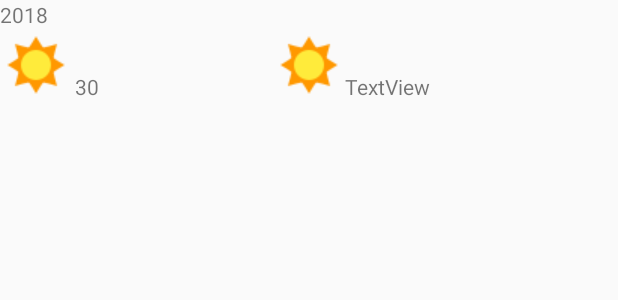
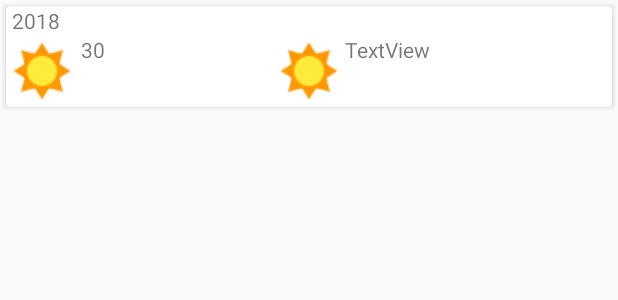
Before and after one commit to kylin0925/weahter, an Android app: the layout weekly_item.xml on its own in the app's theme, with its tools: preview values and no code run, on a phone screen of 412 x 824 dp. Shown: the top 300 px of the screen. Run offline under Robolectric (Android 15) with nearby library versions, the phone set to English and light mode, and no system bars.

Commit message:
change to use RecyclerView to weekly data.

```diff
--- a/app/src/main/java/ap/ky/weather/PageViewWeekly.java
+++ b/app/src/main/java/ap/ky/weather/PageViewWeekly.java
@@ -1,6 +1,8 @@
 package ap.ky.weather;
 
 import android.content.Context;
+import android.support.v7.widget.LinearLayoutManager;
+import android.support.v7.widget.RecyclerView;
 import android.view.LayoutInflater;
 import android.view.View;
 import android.widget.ImageView;
@@ -21,8 +23,9 @@ public class PageViewWeekly extends RelativeLayout {
 
 
         WeeklyListAdapter weeklyListAdapter = new WeeklyListAdapter(context,location.weatherElement);
-        ListView listView = (ListView)view.findViewById(R.id.listView);
+        RecyclerView listView = (RecyclerView)view.findViewById(R.id.listView);
         listView.setAdapter(weeklyListAdapter);
+        listView.setLayoutManager(new LinearLayoutManager(context));
         addView(view);
     }
 }
--- a/app/src/main/res/layout/pageview_layout.xml
+++ b/app/src/main/res/layout/pageview_layout.xml
@@ -4,7 +4,7 @@
     xmlns:app="http://schemas.android.com/apk/res-auto"
     xmlns:tools="http://schemas.android.com/tools"
     android:layout_width="match_parent"
-    android:layout_height="match_parent">
+    android:layout_height="wrap_content">
     <TextView
     android:id="@+id/txtLocation"
     android:layout_width="match_parent"
@@ -14,7 +14,7 @@
     tools:layout_editor_absoluteX="65dp"
     tools:layout_editor_absoluteY="30dp" />
 
-    <ListView
+    <android.support.v7.widget.RecyclerView
         android:id="@+id/listView"
         android:layout_below="@+id/txtLocation"
         android:layout_width="match_parent"
--- a/app/src/main/res/layout/weekly_item.xml
+++ b/app/src/main/res/layout/weekly_item.xml
@@ -1,11 +1,19 @@
 <?xml version="1.0" encoding="utf-8"?>
+<android.support.v7.widget.CardView
+    xmlns:android="http://schemas.android.com/apk/res/android"
+    android:layout_height="wrap_content"
+    android:layout_width="match_parent"
+    android:layout_margin="4dp">
+
 <RelativeLayout
     xmlns:android="http://schemas.android.com/apk/res/android" android:layout_width="match_parent"
-    android:layout_height="match_parent">
+    android:layout_height="wrap_content">
+
     <TextView
         android:id="@+id/txtStartTime"
         android:layout_width="wrap_content"
         android:layout_height="wrap_content"
+        android:layout_marginLeft="4dp"
         android:text="2018" />
 
     <ImageView
@@ -19,7 +27,6 @@
         android:id="@+id/txtTemp"
         android:layout_width="wrap_content"
         android:layout_height="wrap_content"
-        android:layout_alignBottom="@+id/ivWeather"
         android:layout_below="@+id/txtStartTime"
         android:layout_marginLeft="2dp"
         android:layout_toRightOf="@+id/ivWeather"
@@ -38,7 +45,6 @@
         android:id="@+id/txtTemp1"
         android:layout_width="wrap_content"
         android:layout_height="wrap_content"
-        android:layout_alignBottom="@+id/ivWeather1"
         android:layout_alignParentBottom="false"
         android:layout_alignParentRight="true"
         android:layout_below="@+id/txtStartTime"
@@ -47,3 +53,4 @@
         android:text="TextView" />
 
 </RelativeLayout>
+</android.support.v7.widget.CardView>
```
Also changed, not shown: app/src/main/java/ap/ky/weather/WeeklyListAdapter.java (+51 -22 lines).
